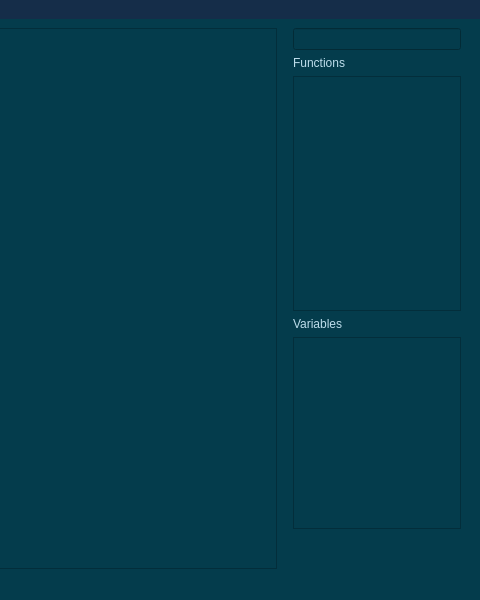
The window that mainwindow.ui (Alienso/MainAnt) describes before a commit, drawn with Qt 5; both pictures show x 676 to 1156 and y 0 to 600 of the 1156 by 600 pixel window.
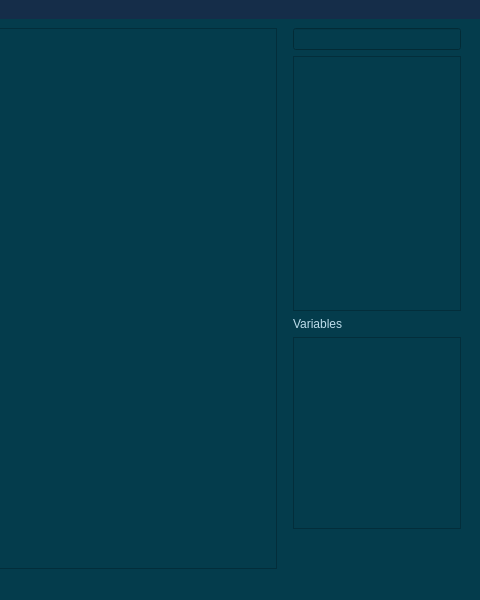
The same window after the commit. Custom widgets are drawn as their Qt base class.

Commit message:
feat: FunctionWindow, Referisanje na Var
* Referisanje na postojece promenljive je sada moguce i u FunctionWindowu na isti nacin kao i u MainWindowu.

```diff
--- a/mainwindow.ui
+++ b/mainwindow.ui
@@ -184,7 +184,7 @@
      <widget class="CustomGraphicsView" name="StagingArea"/>
     </item>
     <item>
-     <layout class="QVBoxLayout" name="verticalLayout_3" stretch="0,0,2,0,0,0">
+     <layout class="QVBoxLayout" name="verticalLayout_3" stretch="0,2,0,0,0">
       <property name="leftMargin">
        <number>10</number>
       </property>
@@ -194,16 +194,6 @@
       <item>
        <widget class="SearchBar" name="searchBar"/>
       </item>
-      <item>
-       <widget class="QLabel" name="label">
-        <property name="styleSheet">
-         <string notr="true">color : rgb(189, 221, 235)</string>
-        </property>
-        <property name="text">
-         <string>Functions</string>
-        </property>
-       </widget>
-      </item>
       <item>
        <widget class="QListWidget" name="listWidget">
         <property name="styleSheet">
```
The commit also changes 4 other files.
